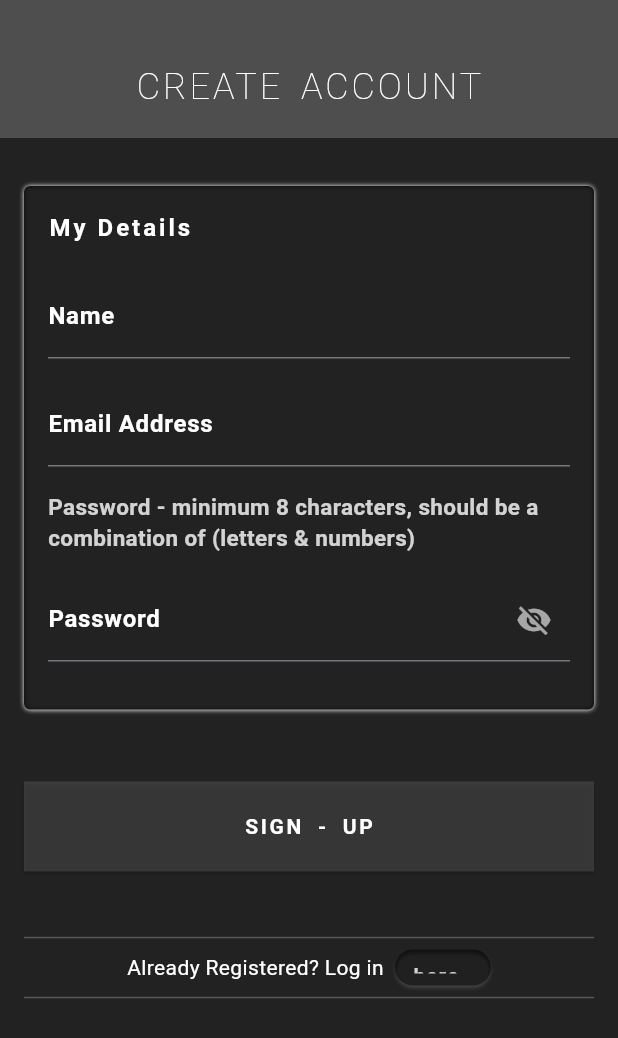
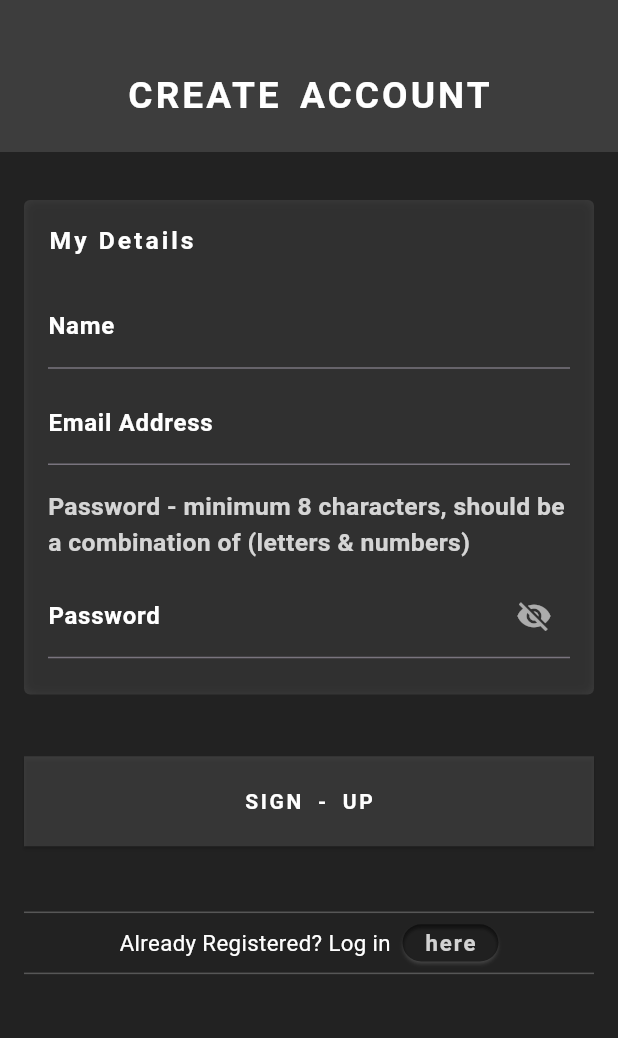
Before and after one commit to abdullah-works/Attendance-Management-System-App, a Flutter app: the screen it shows after launch, on a phone screen of 412 x 824 dp. Shown: the top 1038 px of the screen. Run offline on Flutter 3.47's test engine with Material 3 defaults, Android fonts, the light colour scheme and no system bars; our stand-ins replace cloud_firestore, firebase_auth, firebase_core, flutter_spinkit, internet_connection_checker_plus; accounts and stored records are empty.

Commit message:
added responsive text

```diff
--- a/lib/screens/create_account_screen.dart
+++ b/lib/screens/create_account_screen.dart
@@ -1,5 +1,4 @@
 import 'package:attendance_management_system_app/screens/login_screen.dart';
-import 'package:attendance_management_system_app/screens/user_panel.dart';
 import 'package:attendance_management_system_app/utility/helper_functions.dart';
 import 'package:attendance_management_system_app/widgets/email_input_field.dart';
 import 'package:attendance_management_system_app/widgets/password_input_field.dart';
@@ -153,22 +152,25 @@ class _CreateAccountScreenState extends State<CreateAccountScreen> {
 
   @override
   Widget build(BuildContext context) {
+    final height = MediaQuery.of(context).size.height;
     return Scaffold(
       backgroundColor: Colors.black87,
       appBar: AppBar(
-        backgroundColor: Colors.white.withOpacity(0.2),
+        // backgroundColor: Colors.white.withOpacity(0.2),
+        backgroundColor: Colors.white.withOpacity(0.12),
         centerTitle: true,
         titleSpacing: 30,
-        bottom: const PreferredSize(
-          preferredSize: Size.fromHeight(36),
-          child: Center(
-            heightFactor: 2,
+        bottom: PreferredSize(
+          preferredSize: Size.fromHeight(height * 0.055),
+          child: Padding(
+            padding: EdgeInsets.only(bottom: height * 0.025),
+            // heightFactor: 2,
             child: Text(
               'CREATE ACCOUNT',
               style: TextStyle(
-                fontWeight: FontWeight.w100,
+                fontWeight: FontWeight.bold,
                 color: Colors.white,
-                fontSize: 24,
+                fontSize: height * 0.03,
                 letterSpacing: 2,
                 wordSpacing: 4,
               ),
@@ -188,39 +190,44 @@ class _CreateAccountScreenState extends State<CreateAccountScreen> {
                     margin: const EdgeInsets.only(top: 24),
                     padding: const EdgeInsets.all(16),
                     decoration: BoxDecoration(
-                        color: Colors.black87,
-                        borderRadius: BorderRadius.circular(4),
-                        boxShadow: const [
-                          BoxShadow(color: Colors.white, blurRadius: 2)
-                        ]),
+                      color: Colors.white12,
+                      borderRadius: BorderRadius.circular(4),
+                      boxShadow: const [
+                        BoxShadow(
+                          color: Colors.black45,
+                          blurStyle: BlurStyle.inner,
+                          blurRadius: 6,
+                        )
+                      ],
+                    ),
                     child: Column(
                       crossAxisAlignment: CrossAxisAlignment.stretch,
                       children: [
-                        const Text(
+                        Text(
                           'My Details',
                           style: TextStyle(
                             fontWeight: FontWeight.bold,
-                            fontSize: 16.0,
+                            fontSize: height * 0.02,
                             color: Colors.white,
                             letterSpacing: 2,
                           ),
                           textAlign: TextAlign.left,
                         ),
-                        const SizedBox(height: 20.0),
+                        SizedBox(height: height * 0.02),
                         nameInputWidget,
-                        const SizedBox(height: 16.0),
+                        SizedBox(height: height * 0.01),
                         EmailInputField(controller: emailC),
-                        const SizedBox(height: 16.0),
+                        SizedBox(height: height * 0.02),
                         Text(
                           'Password - minimum 8 characters, should be a combination of (letters & numbers)',
                           style: TextStyle(
                             fontWeight: FontWeight.bold,
-                            fontSize: 15.0,
+                            fontSize: height * 0.02,
                             color: Colors.white.withOpacity(0.8),
                           ),
                           textAlign: TextAlign.left,
                         ),
-                        const SizedBox(height: 16.0),
+                        SizedBox(height: height * 0.01),
                         PasswordInputField(
                           controller: passC,
                           obscureText: passHidden,
@@ -230,13 +237,13 @@ class _CreateAccountScreenState extends State<CreateAccountScreen> {
                             });
                           },
                         ),
-                        const SizedBox(height: 16.0),
+                        SizedBox(height: height * 0.01),
                       ],
                     ),
                   ),
-                  const SizedBox(height: 48),
+                  SizedBox(height: height * 0.05),
                   TextButton(
-                    onPressed: () async {
+                    onPressed: () {
                       if (formKey.currentState!.validate()) {
                         createUserAccount(context);
                       }
@@ -264,14 +271,15 @@ class _CreateAccountScreenState extends State<CreateAccountScreen> {
                   Row(
                     mainAxisAlignment: MainAxisAlignment.center,
                     children: [
-                      const Text(
+                      Text(
                         'Already Registered? Log in  ',
                         style: TextStyle(
                           color: Colors.white,
+                          fontSize: height * 0.018,
                         ),
                       ),
                       SizedBox(
-                        height: 24,
+                        height: height * 0.03,
                         child: TextButton(
                           onPressed: () {
                             ScaffoldMessenger.of(context)
@@ -283,19 +291,18 @@ class _CreateAccountScreenState extends State<CreateAccountScreen> {
                           },
                           iconAlignment: IconAlignment.end,
                           style: TextButton.styleFrom(
-                            alignment: Alignment.centerLeft,
-                            backgroundColor: Colors.black54,
-                            elevation: 1,
-                            shadowColor: Colors.white30,
-                            // padding: EdgeInsets.only(left: 16)
-                          ),
+                              // alignment: Alignment.centerLeft,
+                              backgroundColor: Colors.black54,
+                              elevation: 1,
+                              shadowColor: Colors.white30,
+                              padding: const EdgeInsets.all(0)),
                           child: Text(
                             'here',
                             style: TextStyle(
                               color: Colors.white.withOpacity(0.8),
                               fontWeight: FontWeight.bold,
                               letterSpacing: 1.2,
-                              fontSize: 13,
+                              fontSize: height * 0.018,
                             ),
                           ),
                         ),
```
